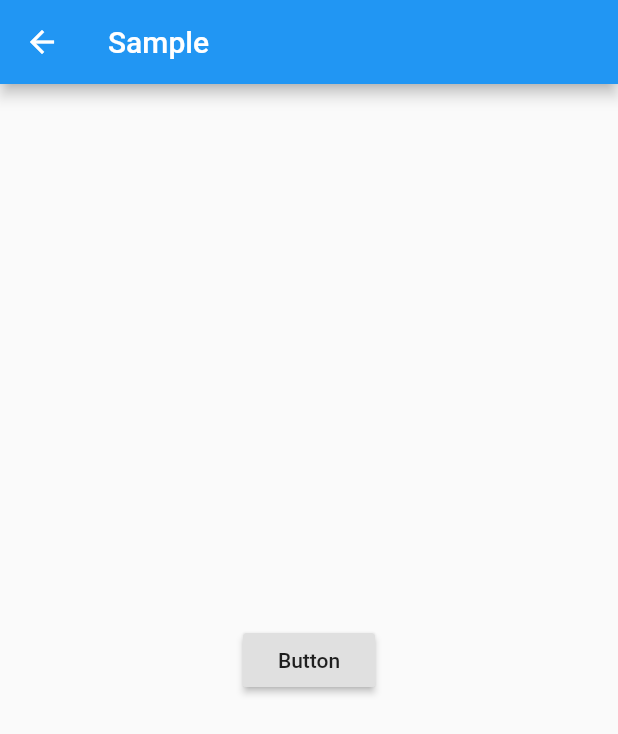
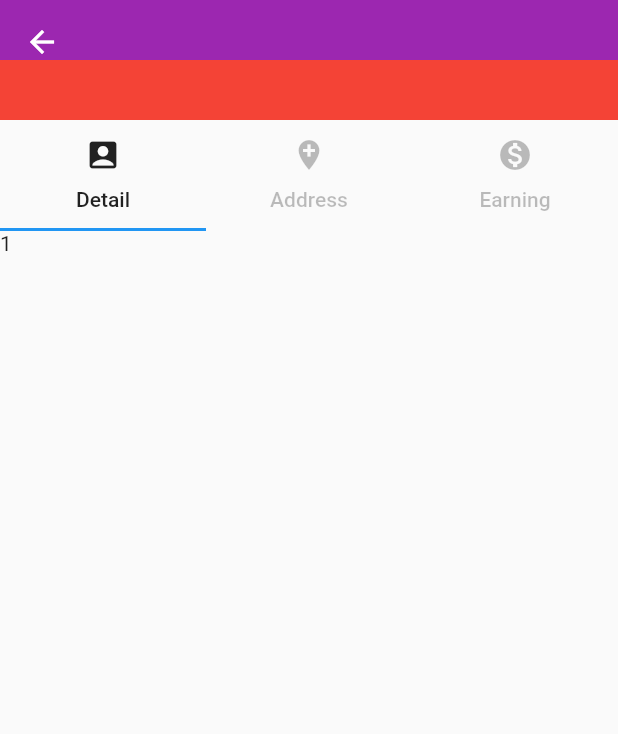
Before and after one commit to 1984tr/flutter-practice, a Flutter app: the screen it shows after launch, after a tap on "Sign in", on a phone screen of 412 x 824 dp. Shown: the top 734 px of the screen. Run offline on Flutter 3.47's test engine with Material 2 defaults, Android fonts, the phone set to English and light mode, and no system bars.

Commit message:
ui practice

```diff
--- /dev/null
+++ b/lib/components/app_bar_middle.dart
@@ -0,0 +1,13 @@
+import 'package:flutter/material.dart';
+import 'package:flutter/widgets.dart';
+
+class AppBarMiddle extends StatelessWidget {
+
+  @override
+  Widget build(BuildContext context) {
+    return Container(
+      height: 40,
+      color: Colors.red,
+    );
+  }
+}
--- /dev/null
+++ b/lib/components/app_bar_top.dart
@@ -0,0 +1,13 @@
+import 'package:flutter/material.dart';
+import 'package:flutter/widgets.dart';
+
+class AppBarTop extends StatelessWidget {
+
+  @override
+  Widget build(BuildContext context) {
+    return Container(
+      height: 40,
+      color: Colors.purple
+    );
+  }
+}
--- a/lib/pages/sample01.dart
+++ b/lib/pages/sample01.dart
@@ -1,16 +1,75 @@
 import 'package:flutter/material.dart';
+import 'package:flutter0131/components/app_bar_main.dart';
+import 'package:flutter0131/components/app_bar_middle.dart';
+import 'package:flutter0131/components/app_bar_top.dart';
 
 class Sample01 extends StatelessWidget {
   @override
   Widget build(BuildContext context) {
-    return Scaffold(
-        appBar: AppBar(title: Text("Sample")),
-        body: Center(
-            child: RaisedButton(
-          child: Text("Button"),
-          onPressed: () {
-            Navigator.pop(context);
+    return SafeArea(
+      child: Scaffold(
+      body: DefaultTabController(
+        length: 3,
+        child: NestedScrollView(
+          headerSliverBuilder: (context, innerBoxIsScrolled) {
+            return [
+              SliverAppBar(
+                expandedHeight: 80,
+                pinned: true,
+                flexibleSpace: Container(
+                  child: Column(children: [
+                  AppBarTop(), AppBarMiddle()
+                ])
+                )),
+              SliverPersistentHeader(
+                delegate: _SliverAppBarDelegate(
+                  TabBar(
+                    labelColor: Colors.black87,
+                    unselectedLabelColor: Colors.black26,
+                    tabs: [
+                      Tab(
+                        icon: Icon(Icons.account_box),
+                        text: "Detail",
+                      ),
+                      Tab(icon: Icon(Icons.add_location), text: "Address"),
+                      Tab(icon: Icon(Icons.monetization_on), text: "Earning"),
+                    ],
+                  ),
+                ),
+                pinned: true,
+              ),
+            ];
           },
-        )));
+          body: TabBarView(
+            children: [
+              Text("1"),Text("2"),Text("3")
+            ],
+          )))
+    ));
   }
 }
+
+class _SliverAppBarDelegate extends SliverPersistentHeaderDelegate {
+    final TabBar _tabBar;
+
+    _SliverAppBarDelegate(this._tabBar);
+
+    @override
+    double get minExtent => _tabBar.preferredSize.height;
+
+    @override
+    double get maxExtent => _tabBar.preferredSize.height;
+
+    @override
+    Widget build(
+        BuildContext context, double shrinkOffset, bool overlapsContent) {
+      return new Container(
+        child: _tabBar,
+      );
+    }
+
+    @override
+    bool shouldRebuild(_SliverAppBarDelegate oldDelegate) {
+      return false;
+    }
+  }
```
Also changed, not shown: lib/components/app_bar_bottom.dart (added, +17 -0 lines), lib/components/app_bar_main.dart (added, +18 -0 lines).
